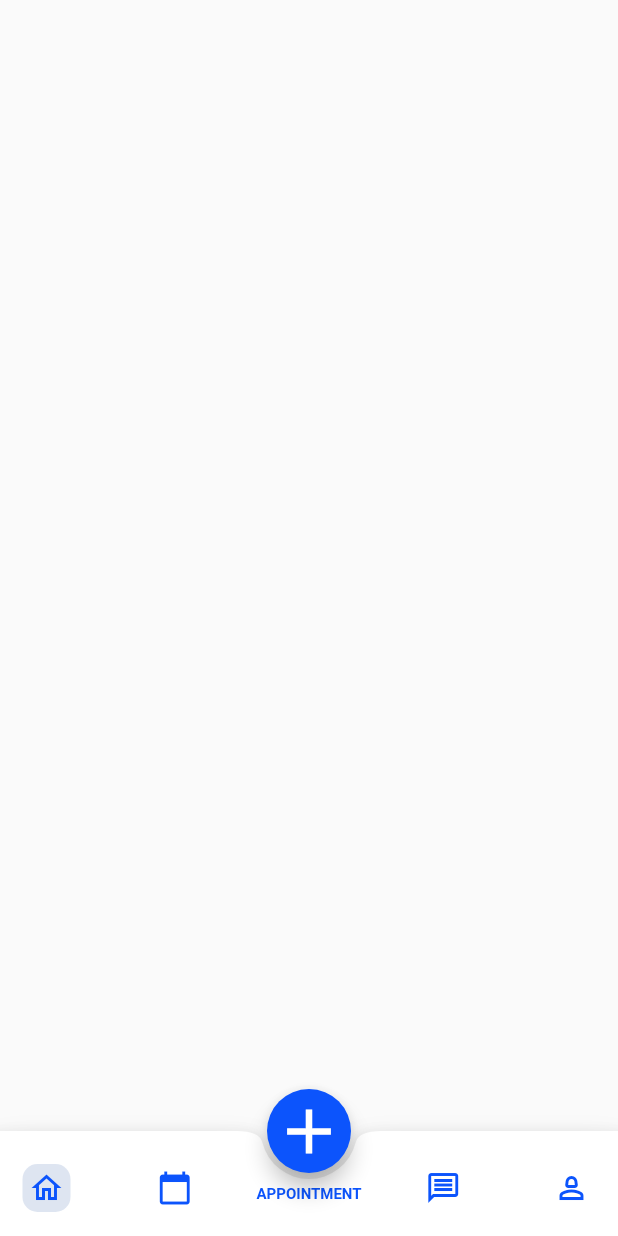
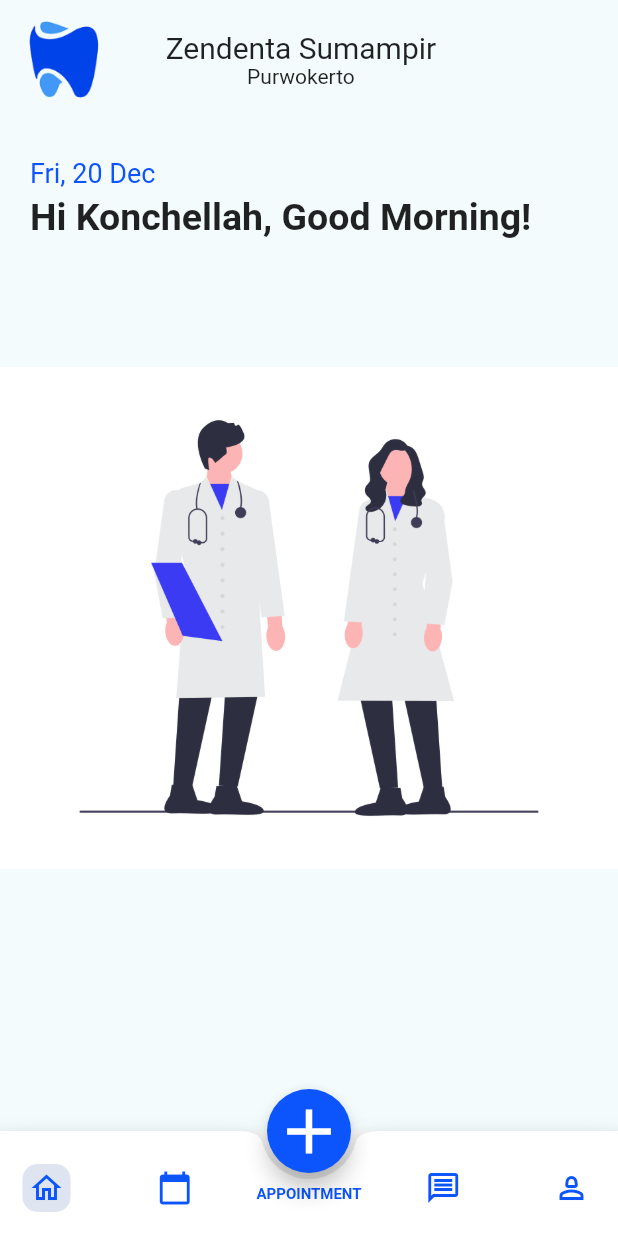
Before and after one commit to k-man-null/Patient-App, a Flutter app: the screen it shows after launch, on a phone screen of 412 x 824 dp. Run offline on Flutter 3.47's test engine with Material 2 defaults, Android fonts, the phone set to English and light mode, and no system bars.

Commit message:
Homepage without Bottom Sheet

```diff
--- a/lib/main.dart
+++ b/lib/main.dart
@@ -65,7 +65,7 @@ class _MyHomePageState extends State<MyHomePage> {
                     onPressed: () => {
 
                     },
-                    backgroundColor: Color(0xFF0c54fc),
+                    backgroundColor: const Color(0xFF0c54fc),
                     child: const Icon(Icons.add, size: 50),
                   ),
                   floatingActionButtonLocation:
--- a/lib/pages/home.dart
+++ b/lib/pages/home.dart
@@ -10,15 +10,51 @@ class Home extends StatefulWidget {
 class _HomeState extends State<Home> {
   @override
   Widget build(BuildContext context) {
-    return  Scaffold(
-      body: Column(
-        children: [
-          Row(
+    return  SafeArea(
+      child: Scaffold(
+
+        body: Container(
+          decoration: const BoxDecoration(
+            backgroundBlendMode: BlendMode.srcOver,
+            color: Color(0xfff3fbfc),
+            image: DecorationImage(
+
+            image: AssetImage("assets/images/Doctors.png"),
+            fit: BoxFit.contain,
+          ),
+          ),
+          child: Column(
             children: [
-
+              Container(
+                height: 80,
+                child: Row(
+                  children: [
+                    Image.asset('assets/images/patientlogo.png'),
+                    Container(
+                      padding: const EdgeInsets.fromLTRB(25, 20, 10, 15),
+                      child: Column(children: const [
+                        Text("Zendenta Sumampir", style: TextStyle(fontSize: 20),),
+                        Text("Purwokerto")
+                      ]),
+                    )
+                  ],
+                ),
+              ),
+              const SizedBox(height: 5,),
+              Container(
+                padding: const EdgeInsets.fromLTRB(20, 20, 20, 20),
+                alignment: Alignment.topLeft,
+                child: Column(
+                  crossAxisAlignment: CrossAxisAlignment.start,
+                  children: [
+                  const Text("Fri, 20 Dec",style: TextStyle(color: Color(0xFF0c54fc), fontSize: 18),),
+                  const SizedBox(height: 4,),
+                  const Text("Hi Konchellah, Good Morning!",style: TextStyle(fontSize: 25, fontWeight: FontWeight.bold),)
+                ]),
+              )
             ],
-          )
-        ],
+          ),
+        ),
       ),
     );
   }
--- a/pubspec.yaml
+++ b/pubspec.yaml
@@ -60,9 +60,9 @@ flutter:
   uses-material-design: true
 
   # To add assets to your application, add an assets section, like this:
-  # assets:
-  #   - images/a_dot_burr.jpeg
-  #   - images/a_dot_ham.jpeg
+  assets:
+    - assets/images/
+
 
   # An image asset can refer to one or more resolution-specific "variants", see
   # https://flutter.dev/assets-and-images/#resolution-aware
```
Also changed, not shown: assets/images/Doctors.png (renamed from lib/assets/Doctors.png), assets/images/patientlogo.png (added).
